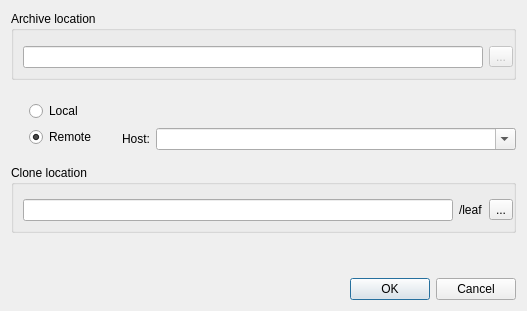
The window that src/App/CloneBookDialog.ui (wagenadl/notedeln) describes before a commit, drawn with Qt 5.
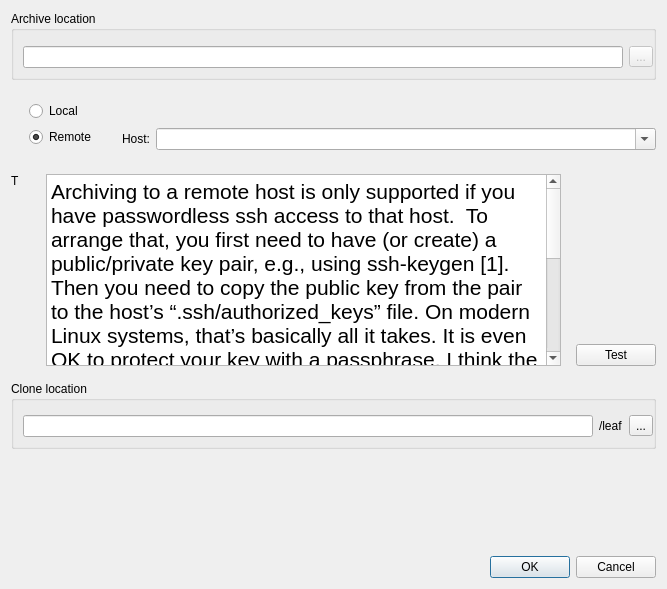
The same window after the commit.

Commit message: Clone and new book dialogs now have text about ssh, and a "Test" button that is not yet functional.

```diff
--- a/src/App/CloneBookDialog.ui
+++ b/src/App/CloneBookDialog.ui
@@ -6,8 +6,8 @@
    <rect>
     <x>0</x>
     <y>0</y>
-    <width>527</width>
-    <height>311</height>
+    <width>667</width>
+    <height>589</height>
    </rect>
   </property>
   <property name="windowTitle">
@@ -182,6 +182,124 @@
      </layout>
     </widget>
    </item>
+   <item>
+    <widget class="QWidget" name="caution" native="true">
+     <layout class="QHBoxLayout" name="horizontalLayout_6">
+      <property name="leftMargin">
+       <number>0</number>
+      </property>
+      <property name="rightMargin">
+       <number>0</number>
+      </property>
+      <item>
+       <widget class="QWidget" name="widget_6" native="true">
+        <layout class="QVBoxLayout" name="verticalLayout_6">
+         <property name="leftMargin">
+          <number>0</number>
+         </property>
+         <property name="topMargin">
+          <number>0</number>
+         </property>
+         <property name="bottomMargin">
+          <number>0</number>
+         </property>
+         <item>
+          <widget class="QLabel" name="cautionIcon">
+           <property name="text">
+            <string>T</string>
+           </property>
+          </widget>
+         </item>
+         <item>
+          <spacer name="verticalSpacer_4">
+           <property name="orientation">
+            <enum>Qt::Vertical</enum>
+           </property>
+           <property name="sizeType">
+            <enum>QSizePolicy::MinimumExpanding</enum>
+           </property>
+           <property name="sizeHint" stdset="0">
+            <size>
+             <width>20</width>
+             <height>0</height>
+            </size>
+           </property>
+          </spacer>
+         </item>
+        </layout>
+       </widget>
+      </item>
+      <item>
+       <widget class="QTextEdit" name="textEdit">
+        <property name="sizePolicy">
+         <sizepolicy hsizetype="Expanding" vsizetype="MinimumExpanding">
+          <horstretch>0</horstretch>
+          <verstretch>200</verstretch>
+         </sizepolicy>
+        </property>
+        <property name="minimumSize">
+         <size>
+          <width>0</width>
+          <height>0</height>
+         </size>
+        </property>
+        <property name="readOnly">
+         <bool>true</bool>
+        </property>
+        <property name="html">
+         <string>&lt;!DOCTYPE HTML PUBLIC &quot;-//W3C//DTD HTML 4.0//EN&quot; &quot;http://www.w3.org/TR/REC-html40/strict.dtd&quot;&gt;
+&lt;html&gt;&lt;head&gt;&lt;meta name=&quot;qrichtext&quot; content=&quot;1&quot; /&gt;&lt;style type=&quot;text/css&quot;&gt;
+p, li { white-space: pre-wrap; }
+&lt;/style&gt;&lt;/head&gt;&lt;body style=&quot; font-family:'Sans'; font-size:16pt; font-weight:400; font-style:normal;&quot;&gt;
+&lt;p style=&quot; margin-top:0px; margin-bottom:0px; margin-left:0px; margin-right:0px; -qt-block-indent:0; text-indent:0px;&quot;&gt;Archiving to a remote host is only supported if you have passwordless ssh access to that host.  To arrange that, you first need to have (or create) a public/private key pair, e.g., using ssh-keygen [1]. Then you need to copy the public key from the pair to the host’s “.ssh/authorized_keys” file. On modern Linux systems, that’s basically all it takes. It is even OK to protect your key with a passphrase. I think the same goes for Mac OS. On Windows, you will also need Pageant [2] (see [3] for more info) or something similar to make sure the key gets used.&lt;/p&gt;
+&lt;p style=&quot;-qt-paragraph-type:empty; margin-top:0px; margin-bottom:0px; margin-left:0px; margin-right:0px; -qt-block-indent:0; text-indent:0px;&quot;&gt;&lt;br /&gt;&lt;/p&gt;
+&lt;p style=&quot; margin-top:0px; margin-bottom:0px; margin-left:0px; margin-right:0px; -qt-block-indent:0; text-indent:0px;&quot;&gt;[1] https://help.ubuntu.com/community/SSH/OpenSSH/Keys&lt;/p&gt;
+&lt;p style=&quot; margin-top:0px; margin-bottom:0px; margin-left:0px; margin-right:0px; -qt-block-indent:0; text-indent:0px;&quot;&gt;[2] http://www.chiark.greenend.org.uk/~sgtatham/putty/download.html&lt;/p&gt;
+&lt;p style=&quot; margin-top:0px; margin-bottom:0px; margin-left:0px; margin-right:0px; -qt-block-indent:0; text-indent:0px;&quot;&gt;[3] http://the.earth.li/~sgtatham/putty/0.58/htmldoc/Chapter9.html&lt;/p&gt;&lt;/body&gt;&lt;/html&gt;</string>
+        </property>
+       </widget>
+      </item>
+      <item>
+       <widget class="QWidget" name="widget_7" native="true">
+        <layout class="QVBoxLayout" name="verticalLayout_5">
+         <property name="spacing">
+          <number>0</number>
+         </property>
+         <property name="topMargin">
+          <number>0</number>
+         </property>
+         <property name="rightMargin">
+          <number>0</number>
+         </property>
+         <property name="bottomMargin">
+          <number>0</number>
+         </property>
+         <item>
+          <spacer name="verticalSpacer_3">
+           <property name="orientation">
+            <enum>Qt::Vertical</enum>
+           </property>
+           <property name="sizeHint" stdset="0">
+            <size>
+             <width>20</width>
+             <height>0</height>
+            </size>
+           </property>
+          </spacer>
+         </item>
+         <item>
+          <widget class="QPushButton" name="test">
+           <property name="text">
+            <string>Test</string>
+           </property>
+          </widget>
+         </item>
+        </layout>
+       </widget>
+      </item>
+     </layout>
+    </widget>
+   </item>
    <item>
     <widget class="QGroupBox" name="groupBox_2">
      <property name="title">
```
Left out of the diff: 38 changed lines with no effect on the pictures. The commit also changes 3 other files.
